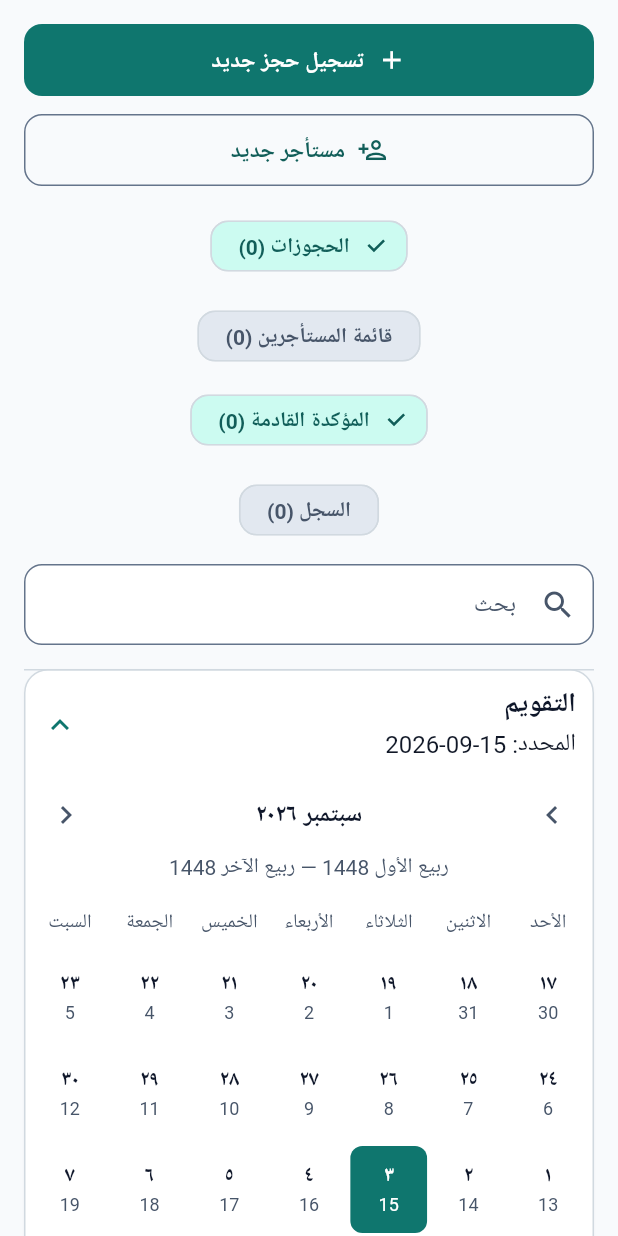
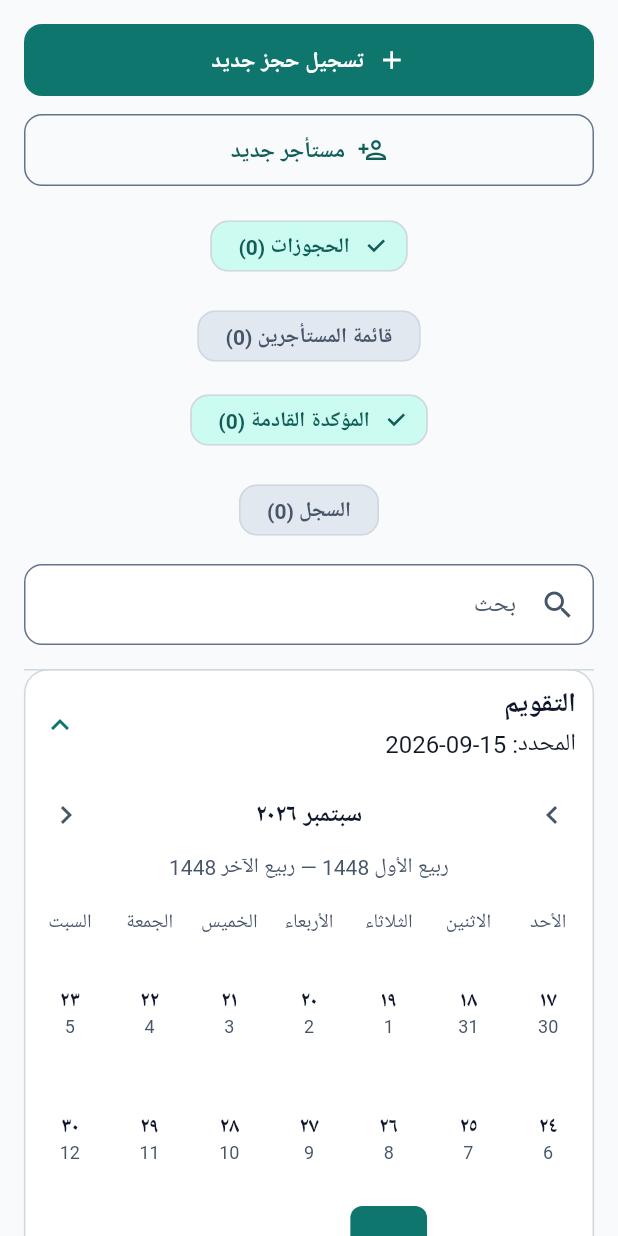
Before and after one commit to 3thelast-glitch/resthouse_app, a Flutter app: the BookingManagerPage screen opened directly, on a phone screen of 412 x 824 dp. Run offline on Flutter 3.47's test engine with Material 3 defaults, Android fonts, the phone set to English and light mode, and no system bars; drawn by our look-alikes of table_calendar; our stand-ins replace file_picker, fl_chart, hijri, sqflite, sqflite_common_ffi; accounts and stored records are empty; Roboto replaces fonts that are missing (IBMPlexSansArabic).

```diff
--- a/lib/pages/booking_manager_page.dart
+++ b/lib/pages/booking_manager_page.dart
@@ -1443,7 +1443,7 @@ class _BookingManagerPageState extends State<BookingManagerPage> {
               textDirection: TextDirection.ltr,
               style: TextStyle(
                 fontSize: 14,
-                height: 1.5,
+                height: 1.25,
                 color: color,
                 fontWeight: FontWeight.w600,
               ),
@@ -1453,7 +1453,7 @@ class _BookingManagerPageState extends State<BookingManagerPage> {
               textDirection: TextDirection.ltr,
               style: TextStyle(
                 fontSize: 12,
-                height: 1.5,
+                height: 1.25,
                 color: isSelected ? Colors.white : AppColors.secondaryText,
               ),
             ),
@@ -1737,7 +1737,7 @@ class _BookingManagerPageState extends State<BookingManagerPage> {
             locale: 'ar_SA',
             startingDayOfWeek: StartingDayOfWeek.sunday,
             headerVisible: false,
-            rowHeight: 40 * scale + 24,
+            rowHeight: 56 * scale + 28,
             daysOfWeekHeight: 24 * scale + 12,
             calendarStyle: const CalendarStyle(cellMargin: EdgeInsets.zero),
             calendarBuilders: CalendarBuilders(
```
Also changed, not shown: lib/pages/booking_payments_dialog.dart (+31 -4 lines).
